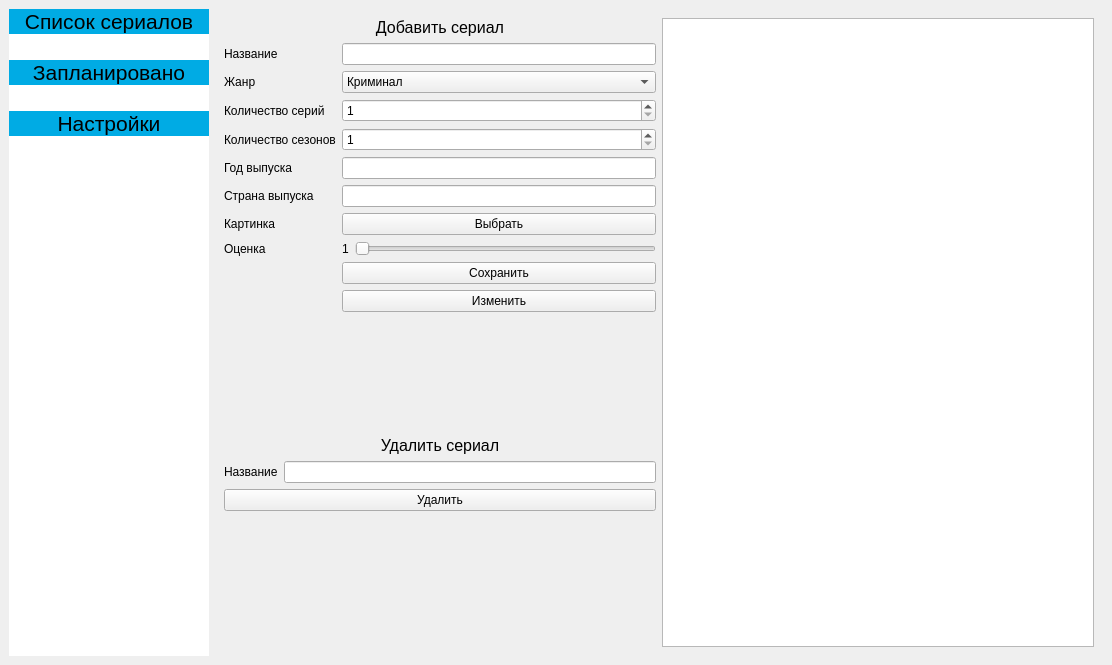
Qt form test.ui (Kirin112/serialbd) before a commit.
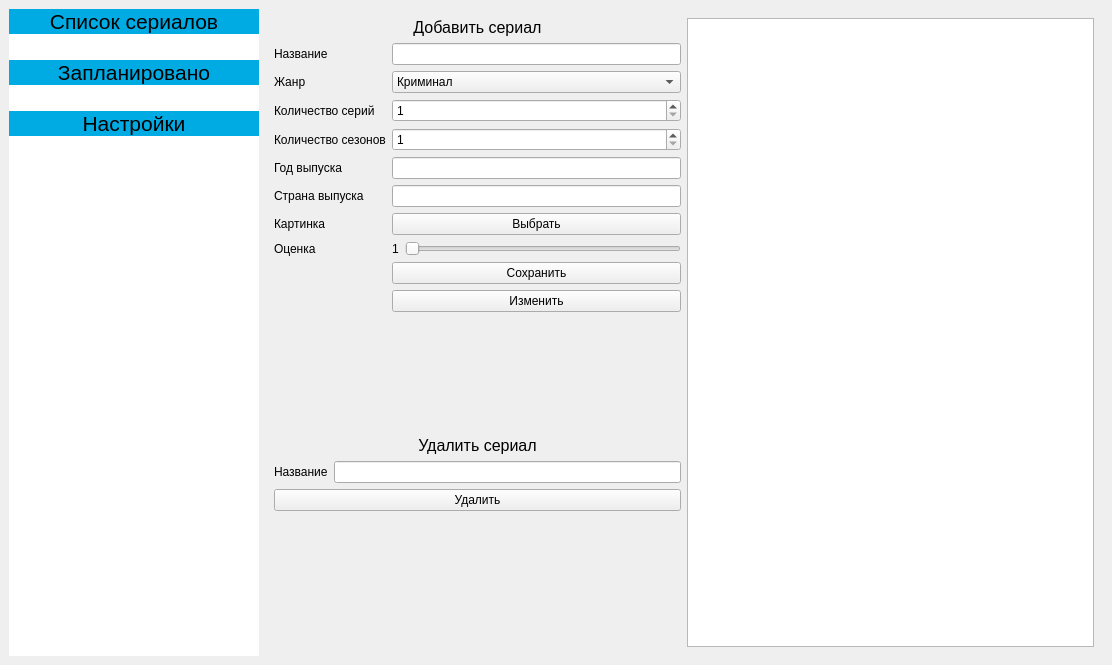
The same form after that commit.

Commit message: жанры в листе

What changed in the file:
```diff
--- a/test.ui
+++ b/test.ui
@@ -31,7 +31,7 @@
       </property>
       <property name="maximumSize">
        <size>
-        <width>200</width>
+        <width>250</width>
         <height>16777215</height>
        </size>
       </property>
```
The commit also changes 1 other file.
